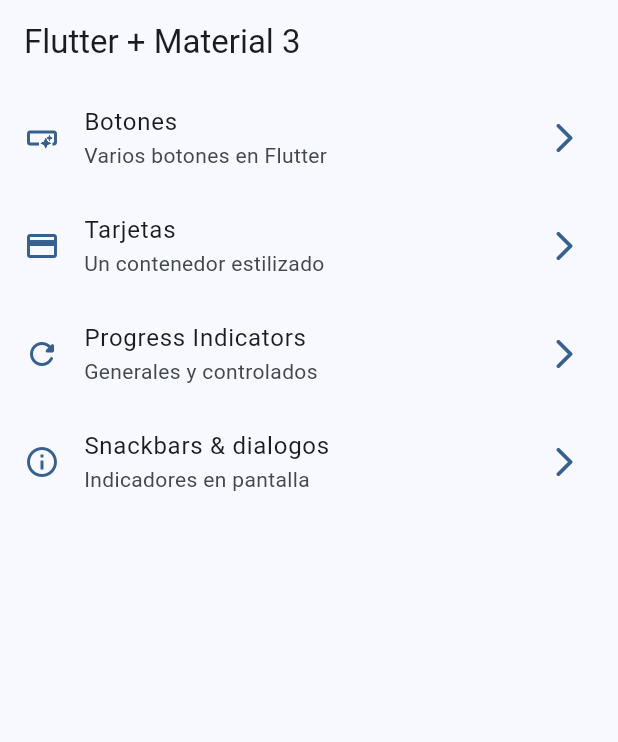
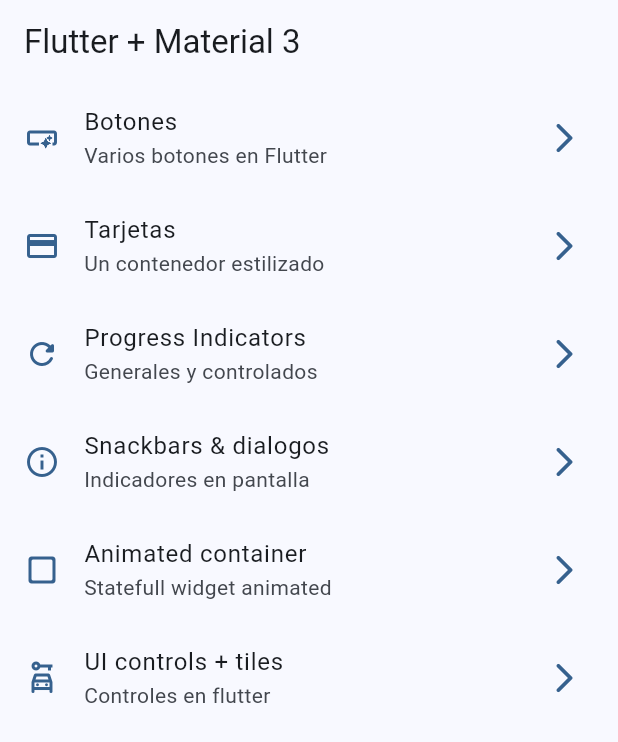
Before and after one commit to ingnelsonus/widgets_app, a Flutter app: the screen it shows after launch, on a phone screen of 412 x 824 dp. Shown: the top 742 px of the screen. Run offline on Flutter 3.47's test engine with Material 2 defaults, Android fonts, the phone set to English and light mode, and no system bars; our stand-ins replace go_router.

```diff
--- a/lib/config/menu/menu_items.dart
+++ b/lib/config/menu/menu_items.dart
@@ -38,5 +38,17 @@ class MenuItem {
       subTitle: 'Indicadores en pantalla',
       link: '/snackbars',
       icon: Icons.info_outline
+      ),
+      MenuItem(
+      title: 'Animated container',
+      subTitle: 'Statefull widget animated',
+      link: '/animated',
+      icon: Icons.check_box_outline_blank_rounded
+      ),
+      MenuItem(
+      title: 'UI controls + tiles',
+      subTitle: 'Controles en flutter',
+      link: '/ui-controls',
+      icon: Icons.car_rental_outlined
       )
   ];
--- a/lib/config/router/app_router.dart
+++ b/lib/config/router/app_router.dart
@@ -30,6 +30,16 @@ final appRouter = GoRouter(
       path: '/snackbars',
       name: SnackbarScreen.name,
       builder: (context, state) =>const SnackbarScreen(),
+    ),
+    GoRoute(
+      path: '/animated',
+      name: AnimatedScreen.name,
+      builder: (context, state) =>const AnimatedScreen(),
+    ),
+     GoRoute(
+      path: '/ui-controls',
+      name: UiControlsScreen.name,
+      builder: (context, state) =>const UiControlsScreen(),
     )
   ]
 );
```
Also changed, not shown: lib/presentation/screens/animated/animated_screen.dart (+50 -2 lines), lib/presentation/screens/ui_controls/ui_controls_screen.dart (+116 -1 lines).
